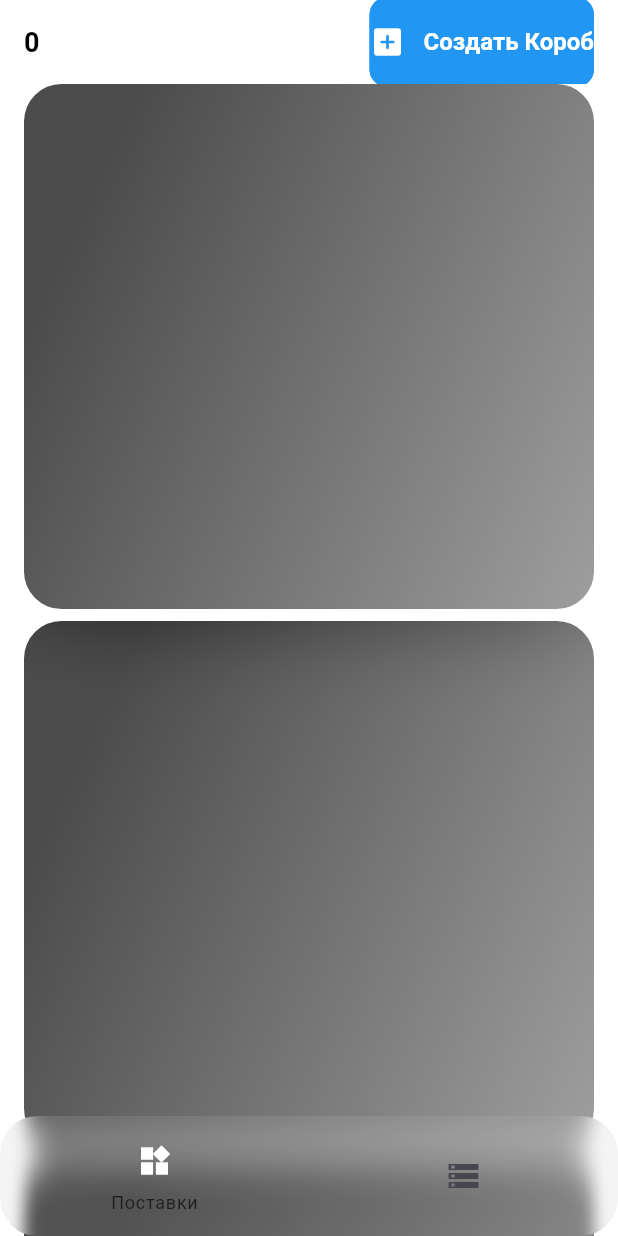
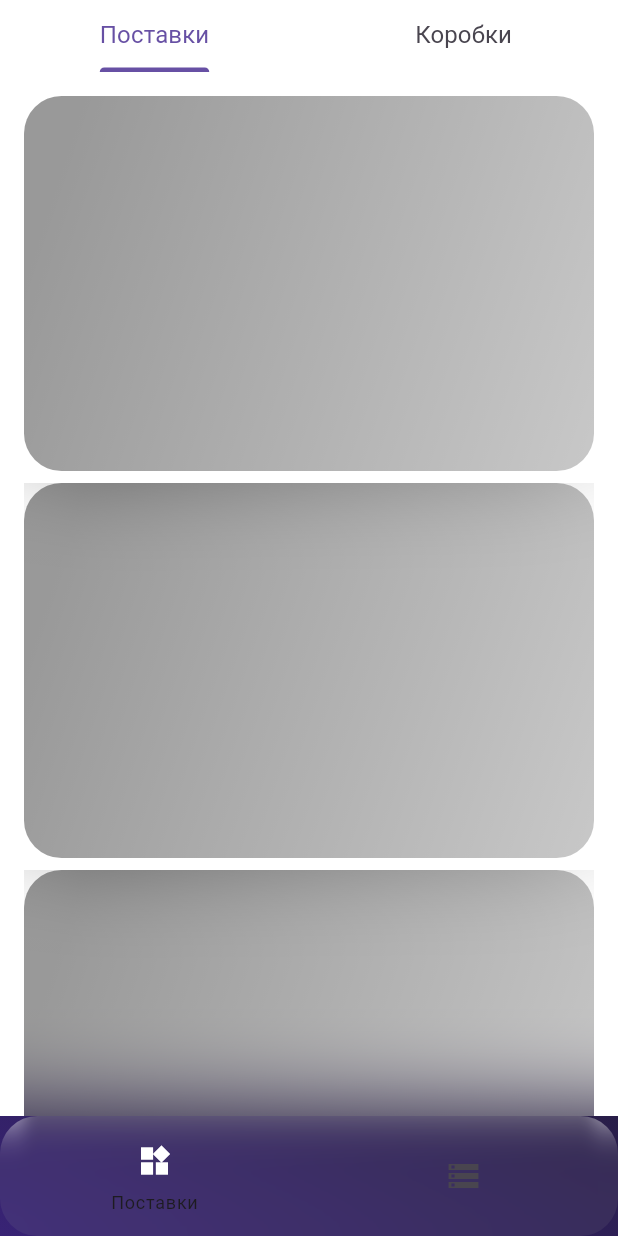
Before and after one commit to songhee24/wb_supplieses, a Flutter app: the screen it shows after launch, on a phone screen of 412 x 824 dp. Run offline on Flutter 3.47's test engine with Material 3 defaults, Android fonts, the phone set to English and light mode, and no system bars; our stand-ins replace bloc, cloud_firestore, equatable, firebase_core, flutter_bloc, go_router; accounts and stored records are empty; Roboto replaces fonts that are missing (Poppins).

Commit message:
simple appbar tabs

```diff
--- a/lib/app/layout/layout_scaffold.dart
+++ b/lib/app/layout/layout_scaffold.dart
@@ -22,7 +22,7 @@ class LayoutScaffold extends StatelessWidget {
       backgroundColor: Colors.transparent,
       body: Container(
           decoration: BoxDecoration(gradient: gradient),
-          child: SafeArea(bottom: false, child: navigationShell)),
+          child: SafeArea(child: navigationShell)),
       bottomNavigationBar: ClipRRect(
         borderRadius: const BorderRadius.all(Radius.circular(25)),
         child: BackdropFilter(
--- a/lib/features/supplieses/view/supplieses_page.dart
+++ b/lib/features/supplieses/view/supplieses_page.dart
@@ -1,4 +1,5 @@
 import 'package:flutter/material.dart';
+import 'package:flutter/services.dart';
 import 'package:wb_supplieses/features/supplieses/supplieses.dart';
 
 class SuppliesesPage extends StatelessWidget {
@@ -6,26 +7,25 @@ class SuppliesesPage extends StatelessWidget {
 
   @override
   Widget build(BuildContext context) {
-    return Scaffold(
-      appBar: SuppliesAppBar(
-        onAddBox: () {
-          showModalBottomSheet<void>(
-            useRootNavigator: true,
-            barrierColor: Colors.transparent,
-            context: context,
-            builder: (BuildContext context) {
-              return const BoxFormBottomSheet();
-            },
-          );
-        },
+    return DefaultTabController(
+      length: 2,
+      child: Scaffold(
+        appBar: AppBar(
+          flexibleSpace: const TabBar(
+            dividerColor: Colors.transparent,
+            tabs: [Tab(text: 'Поставки'),Tab(text: 'Коробки')],
+          ),
+          automaticallyImplyLeading: false,
         ),
         body: const Padding(
           padding: EdgeInsets.symmetric(horizontal: 16),
           child: SingleChildScrollView(
-          padding: EdgeInsets.only(bottom: kBottomNavigationBarHeight + 50),
+            padding: EdgeInsets.only(
+                bottom: kBottomNavigationBarHeight),
             child: Column(
               mainAxisAlignment: MainAxisAlignment.spaceBetween,
               children: [
+                SizedBox(height: 8),
                 BoxCard(id: 0),
                 SizedBox(height: 8),
                 BoxCard(id: 0),
@@ -36,6 +36,7 @@ class SuppliesesPage extends StatelessWidget {
             ),
           ),
         ),
+      ),
     );
   }
 }
--- a/lib/features/supplieses/widgets/box/box_card.dart
+++ b/lib/features/supplieses/widgets/box/box_card.dart
@@ -11,13 +11,14 @@ class BoxCard extends StatelessWidget {
   Widget build(BuildContext context) {
     return Stack(children: [
       ClipRRect(
-        borderRadius: const BorderRadius.all(Radius.circular(25)),
         child: BackdropFilter(
           filter: ImageFilter.blur(sigmaX: 30, sigmaY: 30),
           child: Container(
             width: double.infinity,
-            height: 350,
+            height: 250,
             decoration: BoxDecoration(
+              borderRadius: const BorderRadius.all(Radius.circular(25)),
+              // border: Border.all(color: Color(0xFF235F75), width: 1),
               gradient: const LinearGradient(
                 begin: Alignment.centerLeft,
                 end: Alignment.bottomRight,
@@ -26,7 +27,7 @@ class BoxCard extends StatelessWidget {
                   Colors.black54,
                 ],
               ),
-              color: Colors.grey[350]!.withOpacity(0.7),
+              color: Colors.grey[350]!.withOpacity(0.4),
             ),
           ),
         ),
```
Lines whose indentation alone changed are shown as unchanged.
